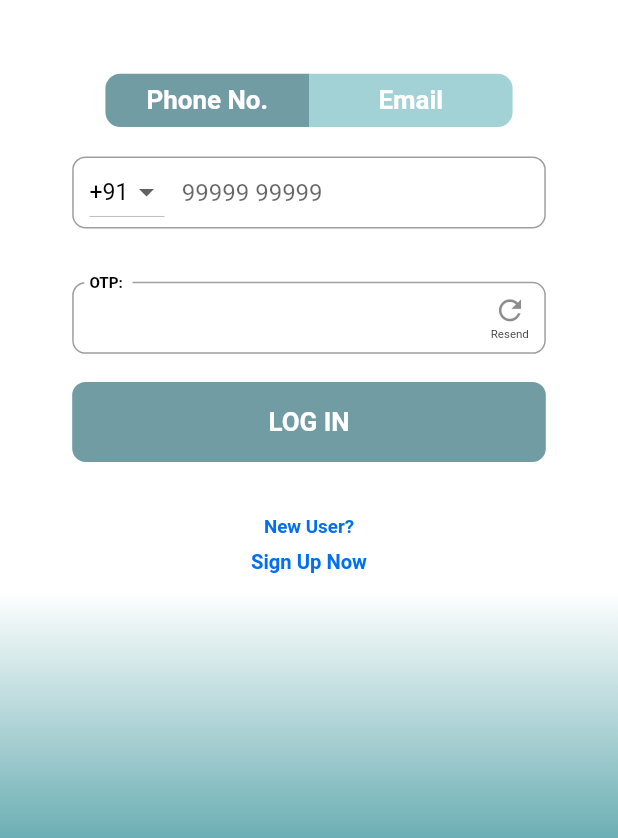
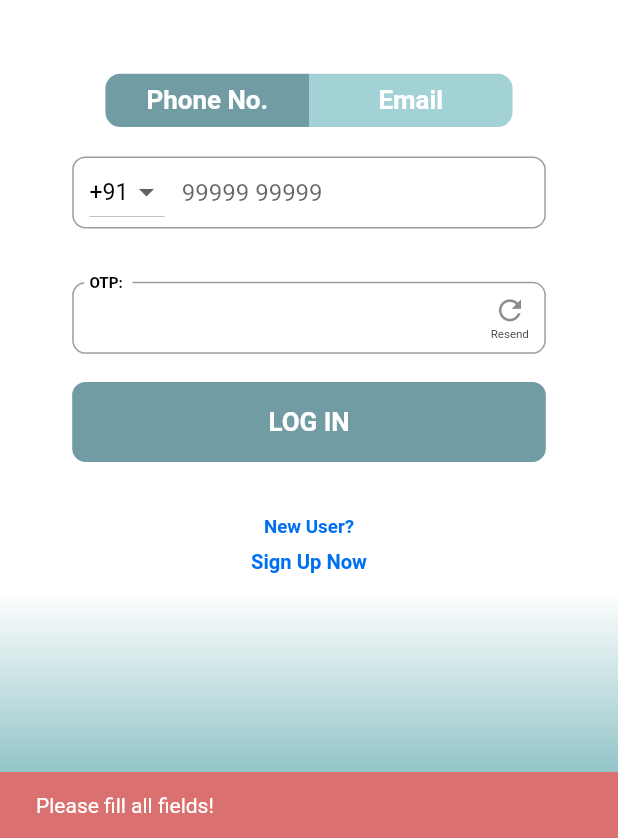
Before and after one commit to hackslash-nitp/cura, a Flutter app: the UserLogin screen opened directly, after a tap on "LOG IN", on a phone screen of 412 x 824 dp, the part 398-1236 px from its top. Run offline on Flutter 3.47's test engine with Material 2 defaults, Android fonts, the phone set to English and light mode, and no system bars; our stand-ins replace firebase_auth, firebase_core, flutter_screenutil; accounts and stored records are empty.

Commit message:
enable validation check for fields

```diff
--- a/lib/startup_screens/login.dart
+++ b/lib/startup_screens/login.dart
@@ -174,6 +174,12 @@ class _UserLoginState extends State<UserLogin> {
                             ),
                             child: MaterialButton(
                               onPressed: () async {
+                                if (inputValue == null || password == null) {
+                                  ShowSnackBar(
+                                      context,
+                                      "Please fill all fields!",
+                                      Color.fromARGB(255, 219, 112, 112));
+                                } else {
                                   if (isLogin) {
                                     if (isPhoneVerification) {
                                     } else {
@@ -191,6 +197,7 @@ class _UserLoginState extends State<UserLogin> {
                                           MaterialPageRoute(builder: (context) {
                                         return HomePageIndividual();
                                       }));
+                                    }
                                   }
                                 }
                               },
@@ -244,13 +251,22 @@ class _UserLoginState extends State<UserLogin> {
     );
   }
 
+  void ShowSnackBar(BuildContext context, String message, Color color) {
+    ScaffoldMessenger.of(context).showSnackBar(
+      SnackBar(
+        content: Text(message),
+        backgroundColor: color,
+      ),
+    );
+  }
+
   TextField passField(BuildContext context, String text) {
     return TextField(
       controller: passwordText,
       keyboardType: TextInputType.emailAddress,
       onChanged: (value) {
         setState(() {
-          password = value;
+          password = value.trim();
         });
       },
       obscureText: true,
@@ -267,11 +283,8 @@ class _UserLoginState extends State<UserLogin> {
         floatingLabelAlignment: FloatingLabelAlignment.start,
         suffixIcon: isPhoneVerification
             ? IconButton(
-                onPressed: () {
-                  ScaffoldMessenger.of(context).showSnackBar(
-                    const SnackBar(content: Text("OTP has been resent")),
-                  );
-                },
+                onPressed: () =>
+                    ShowSnackBar(context, "OTP has been resent", Colors.black),
                 iconSize: 25.h,
                 icon: Column(
                   children: [
```
Lines whose indentation alone changed are shown as unchanged.
